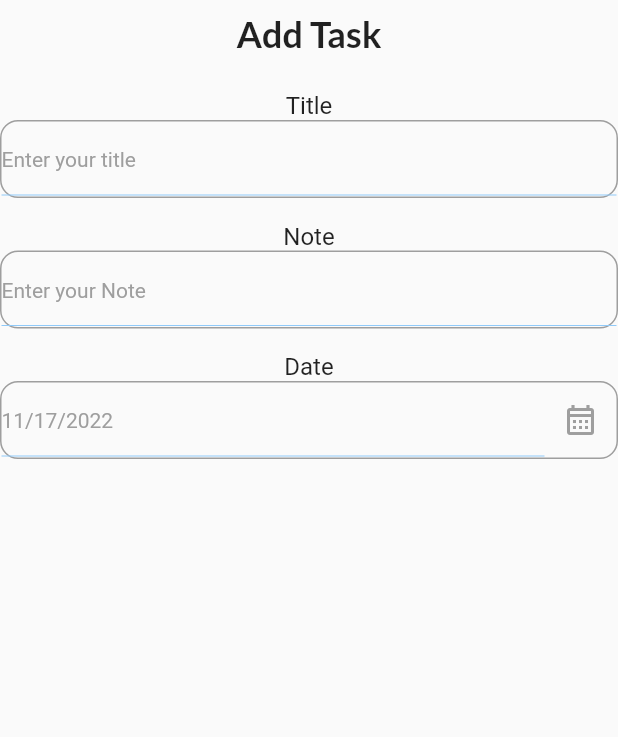
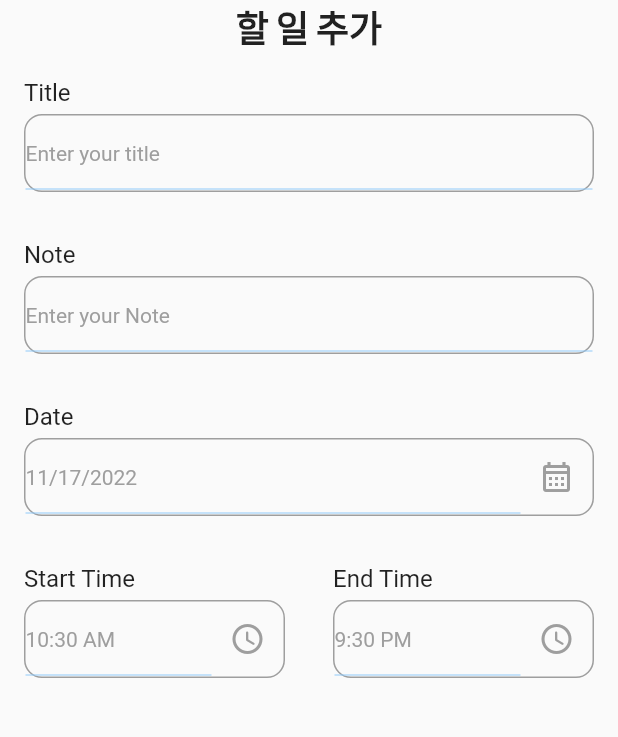
Before and after one commit to teddyjune/family_memo_app, a Flutter app: the screen it shows after launch, after a tap on "+ 할 일 추가", on a phone screen of 412 x 824 dp, the part 84-821 px from its top. Run offline on Flutter 3.47's test engine with Material 2 defaults, Android fonts, the light colour scheme and no system bars; our stand-ins replace date_picker_timeline, get, get_storage, google_fonts; Roboto replaces fonts that are missing (Lobster-Regular).

Commit message:
feat: timePicker 사용해 시간선택 구현

```diff
--- a/lib/components/input_field.dart
+++ b/lib/components/input_field.dart
@@ -18,13 +18,15 @@ class InputField extends StatelessWidget {
   @override
   Widget build(BuildContext context) {
     return Padding(
-      padding: const EdgeInsets.only(top: 16),
+      padding: const EdgeInsets.all(16),
       child: Column(
+        crossAxisAlignment: CrossAxisAlignment.start,
         children: [
           Text(
             title,
             style: const TextStyle(fontSize: 16),
           ),
+          const SizedBox(height: 5),
           Container(
             height: 52,
             decoration: BoxDecoration(
--- a/lib/presentation/add_task_screen.dart
+++ b/lib/presentation/add_task_screen.dart
@@ -13,6 +13,8 @@ class AddTaskScreen extends StatefulWidget {
 
 class _AddTaskScreenState extends State<AddTaskScreen> {
   DateTime _selectedDate = DateTime.now();
+  String endTime = "9:30 PM";
+  String startTime = DateFormat("hh:mm a").format(DateTime.now()).toString();
 
   @override
   Widget build(BuildContext context) {
@@ -20,18 +22,15 @@ class _AddTaskScreenState extends State<AddTaskScreen> {
       appBar: _appBar(context),
       body: SingleChildScrollView(
         child: Column(
-          mainAxisAlignment: MainAxisAlignment.start,
+          crossAxisAlignment: CrossAxisAlignment.center,
           children: [
-            Padding(
-              padding: const EdgeInsets.all(8.0),
-              child: Text(
-                "Add Task",
-                style: GoogleFonts.lato(
-                    textStyle: const TextStyle(
-                  fontSize: 24,
-                  fontWeight: FontWeight.bold,
-                )),
-              ),
+            Text(
+              "할 일 추가",
+              style: GoogleFonts.lato(
+                  textStyle: const TextStyle(
+                fontSize: 24,
+                fontWeight: FontWeight.bold,
+              )),
             ),
             const InputField(title: "Title", hint: "Enter your title"),
             const InputField(title: "Note", hint: "Enter your Note"),
@@ -47,6 +46,38 @@ class _AddTaskScreenState extends State<AddTaskScreen> {
                   _getDateFromUser();
                 },
               ),
+            ),
+            Row(
+              children: [
+                Expanded(
+                    child: InputField(
+                  title: "Start Time",
+                  hint: startTime,
+                  widget: IconButton(
+                    onPressed: () {
+                      _getTimeFromUser(isStartTime: true);
+                    },
+                    icon: const Icon(
+                      Icons.access_time_rounded,
+                      color: Colors.grey,
+                    ),
+                  ),
+                )),
+                Expanded(
+                    child: InputField(
+                  title: "End Time",
+                  hint: endTime,
+                  widget: IconButton(
+                    onPressed: () {
+                      _getTimeFromUser(isStartTime: false);
+                    },
+                    icon: const Icon(
+                      Icons.access_time_rounded,
+                      color: Colors.grey,
+                    ),
+                  ),
+                )),
+              ],
             ),
           ],
         ),
@@ -65,7 +96,37 @@ class _AddTaskScreenState extends State<AddTaskScreen> {
       setState(() {
         _selectedDate = _pickerDate;
       });
+    } else {
+      print("it's null or something is wrong");
     }
+  }
+
+  _getTimeFromUser({required bool isStartTime}) async {
+    var pickedTime = await _showTimePicker();
+    if (!mounted) return;
+    String _formatedTime = pickedTime.format(context);
+    if (pickedTime == null) {
+      print("Time canceled");
+    } else if (isStartTime == true) {
+      setState(() {
+        startTime = _formatedTime;
+      });
+    } else if (isStartTime == false) {
+      setState(() {
+        endTime = _formatedTime;
+      });
+    }
+  }
+
+  _showTimePicker() {
+    return showTimePicker(
+      initialEntryMode: TimePickerEntryMode.input,
+      context: context,
+      initialTime: TimeOfDay(
+          //_startTime --> 10:30 AM(string format)
+          hour: int.parse(startTime.split(":")[0]),
+          minute: int.parse(startTime.split(":")[1].split(' ')[0])),
+    );
   }
 
   _appBar(BuildContext context) {
--- a/lib/presentation/main_screen.dart
+++ b/lib/presentation/main_screen.dart
@@ -50,7 +50,7 @@ class _MainScreenState extends State<MainScreen> {
     return Padding(
       padding: const EdgeInsets.all(8.0),
       child: Row(
-        mainAxisAlignment: MainAxisAlignment.spaceEvenly,
+        mainAxisAlignment: MainAxisAlignment.spaceBetween,
         children: [
           Padding(
             padding: const EdgeInsets.all(8.0),
```
